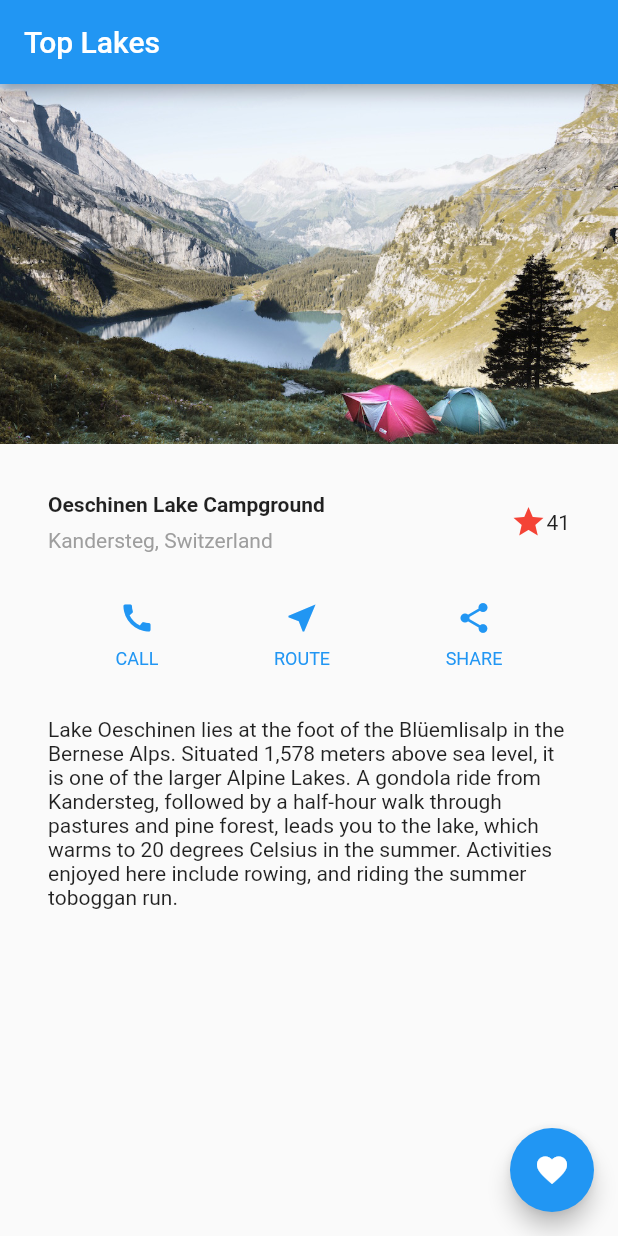
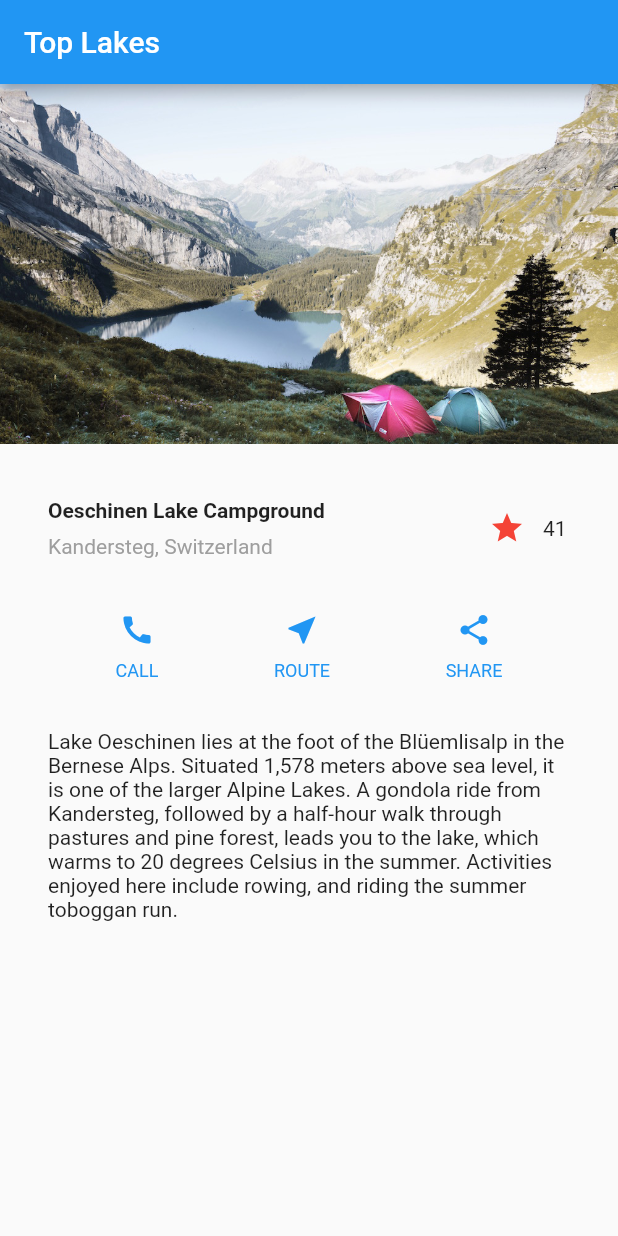
Before and after one commit to xxminamixx/FlutterTutorials, a Flutter app: the screen it shows after launch, on a phone screen of 412 x 824 dp. Run offline on Flutter 3.47's test engine with Material 2 defaults, Android fonts, the phone set to English and light mode, and no system bars.

Commit message:
add toggle to favorite button

```diff
--- a/lib/main.dart
+++ b/lib/main.dart
@@ -1,39 +1,13 @@
 import 'package:flutter/material.dart';
 
-void main() => runApp(BulidingLayouts());
+void main() {
+//  debugPaintSizeEnabled = true;
+  runApp(MyApp());
+}
 
-class BulidingLayouts extends StatelessWidget {
+class MyApp extends StatelessWidget {
   @override
   Widget build(BuildContext context) {
-    void pressed() {
-      print("ボタン押下されました");
-    }
-
-    /* ボタンを返す */
-    Column buildButtonColumn(IconData icon, String label) {
-      Color color = Theme.of(context).primaryColor;
-
-      return Column(
-        mainAxisSize: MainAxisSize.min,
-        mainAxisAlignment: MainAxisAlignment.center,
-        children: [
-          Icon(icon, color: color),
-          Container(
-            margin: const EdgeInsets.only(top: 8.0),
-            child: Text(
-              label,
-              style: TextStyle(
-                fontSize: 12.0,
-                fontWeight: FontWeight.w400,
-                color: color,
-              ),
-            ),
-          ),
-        ],
-      );
-    }
-
-    // タイトル
     Widget titleSection = Container(
       padding: const EdgeInsets.all(32.0),
       child: Row(
@@ -60,16 +34,34 @@ class BulidingLayouts extends StatelessWidget {
               ],
             ),
           ),
-          Icon(
-            Icons.star,
-            color: Colors.red[500],
-          ),
-          Text('41'),
+          FavoriteWidget(),
         ],
       ),
     );
 
-    // ボタンカラムを生成
+    Column buildButtonColumn(IconData icon, String label) {
+      Color color = Theme.of(context).primaryColor;
+
+      return Column(
+        mainAxisSize: MainAxisSize.min,
+        mainAxisAlignment: MainAxisAlignment.center,
+        children: [
+          Icon(icon, color: color),
+          Container(
+            margin: const EdgeInsets.only(top: 8.0),
+            child: Text(
+              label,
+              style: TextStyle(
+                fontSize: 12.0,
+                fontWeight: FontWeight.w400,
+                color: color,
+              ),
+            ),
+          ),
+        ],
+      );
+    }
+
     Widget buttonSection = Container(
       child: Row(
         mainAxisAlignment: MainAxisAlignment.spaceEvenly,
@@ -81,7 +73,6 @@ class BulidingLayouts extends StatelessWidget {
       ),
     );
 
-    // テキストセクション
     Widget textSection = Container(
       padding: const EdgeInsets.all(32.0),
       child: Text(
@@ -94,9 +85,6 @@ Lake Oeschinen lies at the foot of the Blüemlisalp in the Bernese Alps. Situate
 
     return MaterialApp(
       title: 'Flutter Demo',
-      theme: ThemeData(
-        primarySwatch: Colors.blue,
-      ),
       home: Scaffold(
         appBar: AppBar(
           title: Text('Top Lakes'),
@@ -114,94 +102,56 @@ Lake Oeschinen lies at the foot of the Blüemlisalp in the Bernese Alps. Situate
             textSection,
           ],
         ),
-          floatingActionButton: FloatingActionButton(
-            onPressed: pressed,
-            child: Icon(Icons.favorite),
-          )),
+      ),
     );
   }
 }
 
-class MyApp extends StatelessWidget {
-  // This widget is the root of your application.
+class FavoriteWidget extends StatefulWidget {
   @override
-  Widget build(BuildContext context) {
-    return MaterialApp(
-      title: 'Flutter Demo',
-      //
-      theme: ThemeData(
-        // This is the theme of your application.
-        // Try running your application with "flutter run". You'll see the
-        // application has a blue toolbar. Then, without quitting the app, try
-        // changing the primarySwatch below to Colors.green and then invoke
-        // "hot reload" (press "r" in the console where you ran "flutter run",
-        // or simply save your changes to "hot reload" in a Flutter IDE).
-        // Notice that the counter didn't reset back to zero; the application
-        // is not restarted.
-        primarySwatch: Colors.blue,
-      ),
-      home: MyHomePage(title: 'Hello, World!!'),
-    );
-  }
+  _FavoriteWidgetState createState() => _FavoriteWidgetState();
 }
 
-class MyHomePage extends StatefulWidget {
-  MyHomePage({Key key, this.title}) : super(key: key);
+class _FavoriteWidgetState extends State<FavoriteWidget> {
+  bool _isFavorited = true;
+  int _favoriteCount = 41;
 
-  // This widget is the home page of your application. It is stateful, meaning
-  // that it has a State object (defined below) that contains fields that affect
-  // how it looks.
-
-  // This class is the configuration for the state. It holds the values (in this
-  // case the title) provided by the parent (in this case the App widget) and
-  // used by the build method of the State. Fields in a Widget subclass are
-  // always marked "final".
-
-  final String title;
-
-  @override
-  _MyHomePageState createState() => _MyHomePageState();
+  void _toggleFavorite() {
+    setState(() {
+      // If the lake is currently favorited, unfavorite it.
+      if (_isFavorited) {
+        _favoriteCount -= 1;
+        _isFavorited = false;
+        // Otherwise, favorite it.
+      } else {
+        _favoriteCount += 1;
+        _isFavorited = true;
       }
-
-class _MyHomePageState extends State<MyHomePage> {
-  int _counter = 0;
-
-  void _incrementCounter() {
-    setState(() {
-      // This call to setState tells the Flutter framework that something has
-      // changed in this State, which causes it to rerun the build method below
-      // so that the display can reflect the updated values. If we changed
-      // _counter without calling setState(), then the build method would not be
-      // called again, and so nothing would appear to happen.
-      _counter++;
     });
   }
 
   @override
   Widget build(BuildContext context) {
-    return Scaffold(
-      appBar: AppBar(
-        title: Text(widget.title),
+    return Row(
+      mainAxisSize: MainAxisSize.min,
+      children: [
+        Container(
+          padding: EdgeInsets.all(0.0),
+          child: IconButton(
+            icon: (_isFavorited
+                ? Icon(Icons.star)
+                : Icon(Icons.star_border)),
+            color: Colors.red[500],
+            onPressed: _toggleFavorite,
           ),
-      body: Center(
-        child: Column(
-          mainAxisAlignment: MainAxisAlignment.center,
-          children: <Widget>[
-            Text(
-              'You have pushed the button this many times:',
         ),
-            Text(
-              '$_counter',
-              style: Theme.of(context).textTheme.display1,
+        SizedBox(
+          width: 18.0,
+          child: Container(
+            child: Text('$_favoriteCount'),
+          ),
         ),
       ],
-        ),
-      ),
-      floatingActionButton: FloatingActionButton(
-        onPressed: _incrementCounter,
-        tooltip: 'Increment',
-        child: Icon(Icons.add),
-      ), // This trailing comma makes auto-formatting nicer for build methods.
     );
   }
 }
```
Lines whose indentation alone changed are shown as unchanged.
